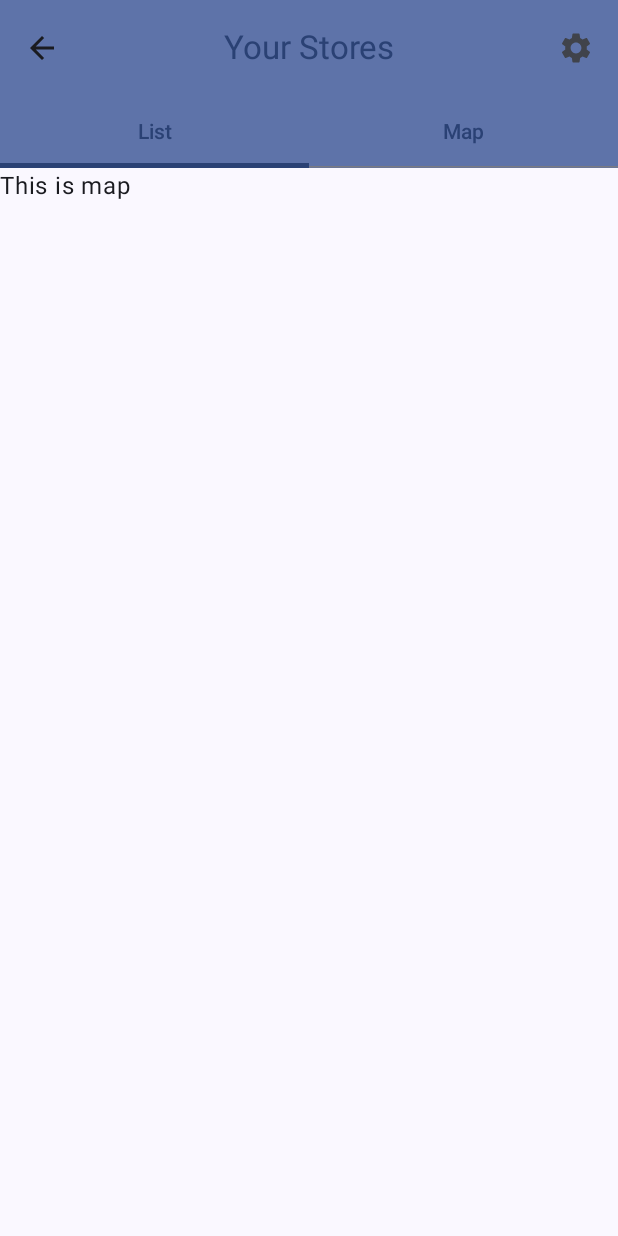
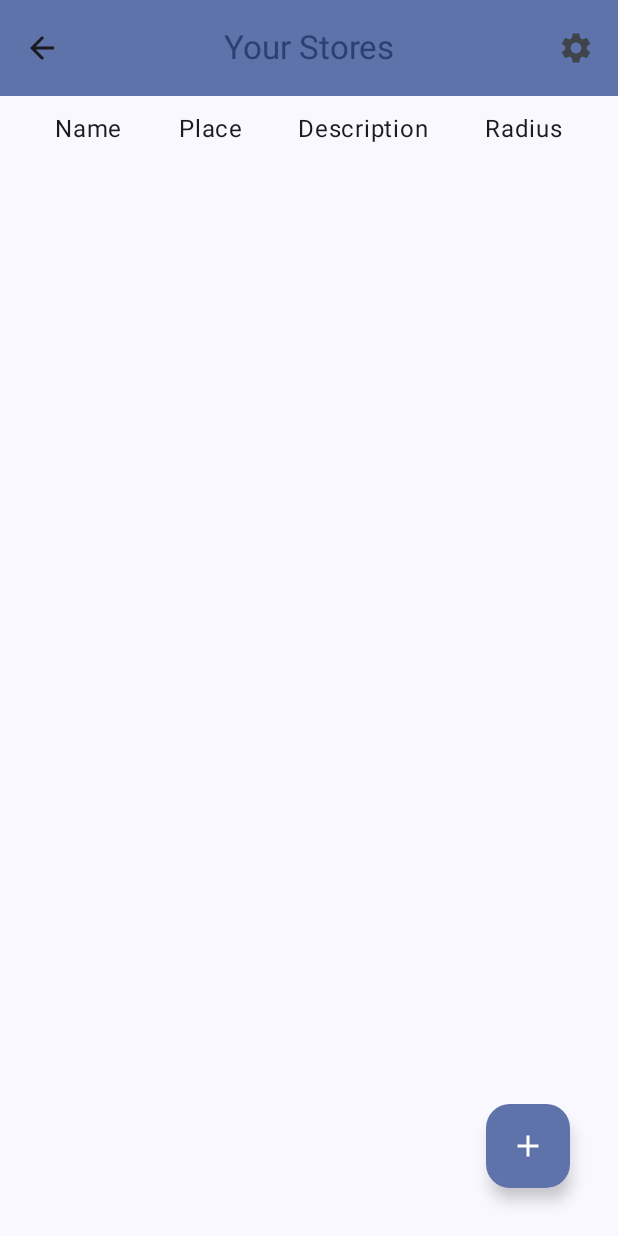
Before and after one commit to vinit-p1/Android-Development, an Android app built with Jetpack Compose: the StoreList screen opened directly, with no data from a screen before it, on a phone screen of 412 x 824 dp. Run offline under Robolectric (Android 15) with nearby library versions, the phone set to English and light mode, and no system bars; our stand-ins replace Room's generated code.

Commit message:
Added maps MapStore Activity and some basic functionality

```diff
--- a/ShoppingListMainApp/app/src/main/java/com/example/miniproject1/DBViewModel.kt
+++ b/ShoppingListMainApp/app/src/main/java/com/example/miniproject1/DBViewModel.kt
@@ -44,10 +44,12 @@ class DBViewModel(private val app: Application) : AndroidViewModel(app){
         }
     }
 
-    fun insertStore(store: Store) {
+    fun insertStore(store: Store):Long {
+        var id:Long = -11
         viewModelScope.launch {
-            storeRepository.insert(store)
+            id = storeRepository.insert(store)
         }
+        return id
     }
 
     fun updateStore(store: Store) {
--- a/ShoppingListMainApp/app/src/main/java/com/example/miniproject1/ProductDatabase.kt
+++ b/ShoppingListMainApp/app/src/main/java/com/example/miniproject1/ProductDatabase.kt
@@ -7,7 +7,7 @@ import androidx.room.RoomDatabase
 import com.example.miniproject1.Model.Product
 import com.example.miniproject1.Model.Store
 
-@Database(entities = [Product::class, Store::class], version = 1)
+@Database(entities = [Product::class, Store::class], version = 2, exportSchema = false)
 abstract class ProductDatabase : RoomDatabase() {
 
     abstract fun productDao(): ProductDAO
--- a/ShoppingListMainApp/app/src/main/java/com/example/miniproject1/StoreListActivity.kt
+++ b/ShoppingListMainApp/app/src/main/java/com/example/miniproject1/StoreListActivity.kt
@@ -8,15 +8,21 @@ import androidx.activity.compose.setContent
 import androidx.activity.viewModels
 import androidx.compose.foundation.layout.Arrangement
 import androidx.compose.foundation.layout.Column
+import androidx.compose.foundation.layout.Row
+import androidx.compose.foundation.layout.Spacer
 import androidx.compose.foundation.layout.fillMaxSize
 import androidx.compose.foundation.layout.fillMaxWidth
+import androidx.compose.foundation.layout.height
 import androidx.compose.foundation.layout.padding
 import androidx.compose.foundation.lazy.LazyColumn
 import androidx.compose.material.icons.Icons
+import androidx.compose.material.icons.filled.Add
 import androidx.compose.material.icons.filled.ArrowBack
 import androidx.compose.material.icons.filled.Settings
 import androidx.compose.material3.CenterAlignedTopAppBar
+import androidx.compose.material3.Divider
 import androidx.compose.material3.ExperimentalMaterial3Api
+import androidx.compose.material3.FloatingActionButton
 import androidx.compose.material3.Icon
 import androidx.compose.material3.IconButton
 import androidx.compose.material3.MaterialTheme
@@ -33,6 +39,8 @@ import androidx.compose.runtime.remember
 import androidx.compose.runtime.setValue
 import androidx.compose.ui.Modifier
 import androidx.compose.ui.platform.LocalContext
+import androidx.compose.ui.unit.dp
+import com.example.miniproject1.Model.Store
 import com.example.miniproject1.ui.theme.MiniProject1Theme
 
 class StoreList : ComponentActivity() {
@@ -59,8 +67,8 @@ class StoreList : ComponentActivity() {
 @Composable
 fun StoreListUI(dbvm: DBViewModel) {
     val context = LocalContext.current
-    val tabs = listOf("List", "Map")
-    var selectedTabIndex by remember { mutableStateOf(0) }
+//    val tabs = listOf("List", "Map")
+//    var selectedTabIndex by remember { mutableStateOf(0) }
 
     Scaffold(
         topBar = {
@@ -91,6 +99,20 @@ fun StoreListUI(dbvm: DBViewModel) {
                     titleContentColor = MaterialTheme.colorScheme.primary
                 ))
         },
+        floatingActionButton = {
+                               FloatingActionButton(
+                                   onClick = {
+                                             val storeId:Long = dbvm.insertStore(
+                                                 Store(name = "New Store")
+                                             )
+                                       val intent = Intent(context, MapStoresActivity::class.java)
+                                       intent.putExtra("storeId", storeId)
+                                       context.startActivity(intent)
+                                             },
+                                   modifier = Modifier.padding(16.dp)) {
+                                   Icon(imageVector = Icons.Default.Add, contentDescription = "Add")
+                               }
+        },
         content = {
             innerPadding ->
             Column (
@@ -98,43 +120,44 @@ fun StoreListUI(dbvm: DBViewModel) {
                     .padding(innerPadding),
                 verticalArrangement = Arrangement.Top
             ){
-                TabRow(
-                    selectedTabIndex = selectedTabIndex,
+                Spacer(modifier = Modifier.height(10.dp))
+                Row (
                     modifier = Modifier.fillMaxWidth(),
-                    containerColor = MaterialTheme.colorScheme.primaryContainer,
-                    contentColor = MaterialTheme.colorScheme.primary
-                ) {
-                    tabs.forEachIndexed { index, title ->
-                        Tab(
-                            selected = selectedTabIndex == index,
-                            onClick = {
-                                selectedTabIndex = index
-                            },
-                            text = {
-                                Text(text = title)
-                            }
-                        )
-                    }
+                    horizontalArrangement = Arrangement.SpaceEvenly
+                )
+                {
+                    Text(text = "Name")
+                    Text(text = "Place")
+                    Text(text = "Description")
+                    Text(text = "Radius")
+
                 }
-                when (selectedTabIndex) {
-                    0 -> StoreListTab(dbvm)
-                    1 -> StoreMapTab()
-                }
+                /*TODO LazyColumn*/
+
+//                TabRow(
+//                    selectedTabIndex = selectedTabIndex,
+//                    modifier = Modifier.fillMaxWidth(),
+//                    containerColor = MaterialTheme.colorScheme.primaryContainer,
+//                    contentColor = MaterialTheme.colorScheme.primary
+//                ) {
+//                    tabs.forEachIndexed { index, title ->
+//                        Tab(
+//                            selected = selectedTabIndex == index,
+//                            onClick = {
+//                                selectedTabIndex = index
+//                            },
+//                            text = {
+//                                Text(text = title)
+//                            }
+//                        )
+//                    }
+//                }
+//                when (selectedTabIndex) {
+//                    0 -> StoreListTab(dbvm)
+//                    1 -> StoreMapTab()
+//                }
             }
         },
 
     )
 }
-
-@Composable
-fun StoreMapTab() {
-    Text(text = "This is map",
-    )
-
-}
-
-@Composable
-fun StoreListTab(dbvm: DBViewModel) {
-    Text(text = "This is map",
-    )
-}
--- /dev/null
+++ b/ShoppingListMainApp/app/src/main/res/drawable/baseline_place_24.xml
@@ -0,0 +1,5 @@
+<vector android:height="24dp" android:tint="#CE2A2A"
+    android:viewportHeight="24" android:viewportWidth="24"
+    android:width="24dp" xmlns:android="http://schemas.android.com/apk/res/android">
+    <path android:fillColor="@android:color/white" android:pathData="M12,2C8.13,2 5,5.13 5,9c0,5.25 7,13 7,13s7,-7.75 7,-13c0,-3.87 -3.13,-7 -7,-7zM12,11.5c-1.38,0 -2.5,-1.12 -2.5,-2.5s1.12,-2.5 2.5,-2.5 2.5,1.12 2.5,2.5 -1.12,2.5 -2.5,2.5z"/>
+</vector>
--- a/ShoppingListMainApp/app/src/main/res/values/strings.xml
+++ b/ShoppingListMainApp/app/src/main/res/values/strings.xml
@@ -4,4 +4,5 @@
     <string name="title_activity_store_list">StoreList</string>
     <string name="title_activity_edit_store">EditStoreActivity</string>
     <string name="mapbox_access_token">pk.eyJ1IjoidmluZWV0cDEiLCJhIjoiY2xxYjN6Zjd3MjlnazJqcGE1bGdkeWR4NSJ9.lnt6OkMi7Jt-naXlf8sI9A</string>
+    <string name="title_activity_map_stores">MapStoresActivity</string>
 </resources>
```
Also changed, not shown: ShoppingListMainApp/app/build.gradle.kts (+11 -0 lines), ShoppingListMainApp/app/src/main/AndroidManifest.xml (+7 -0 lines), ShoppingListMainApp/app/src/main/java/com/example/miniproject1/MapStoresActivity.kt (added, +174 -0 lines).
